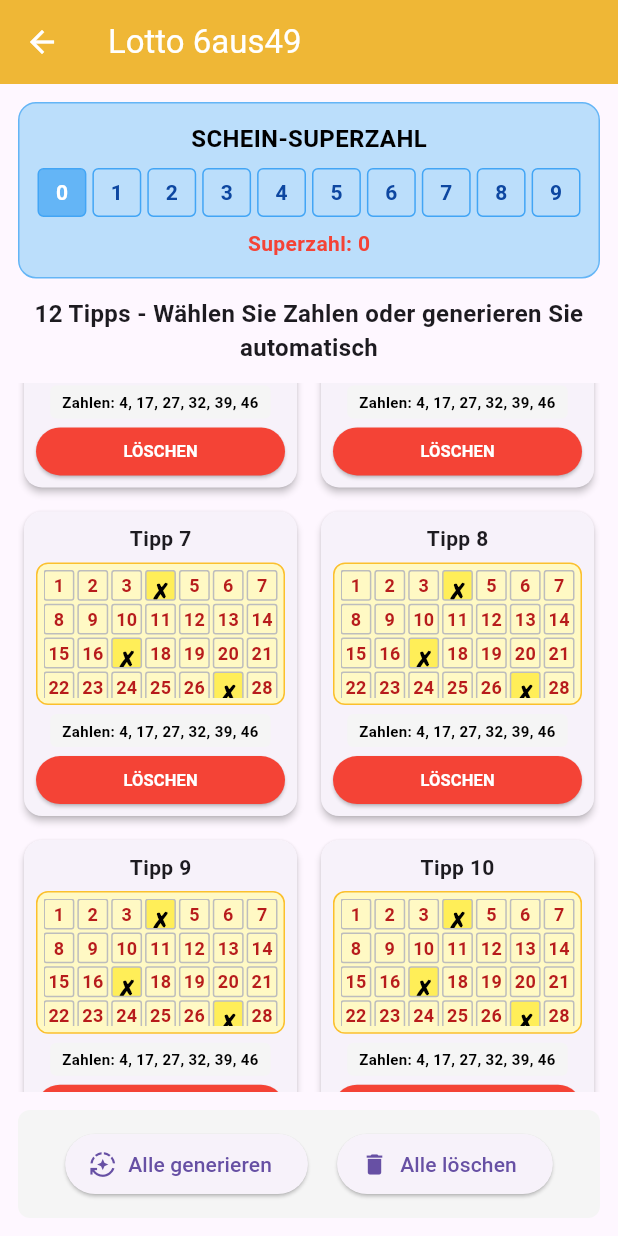
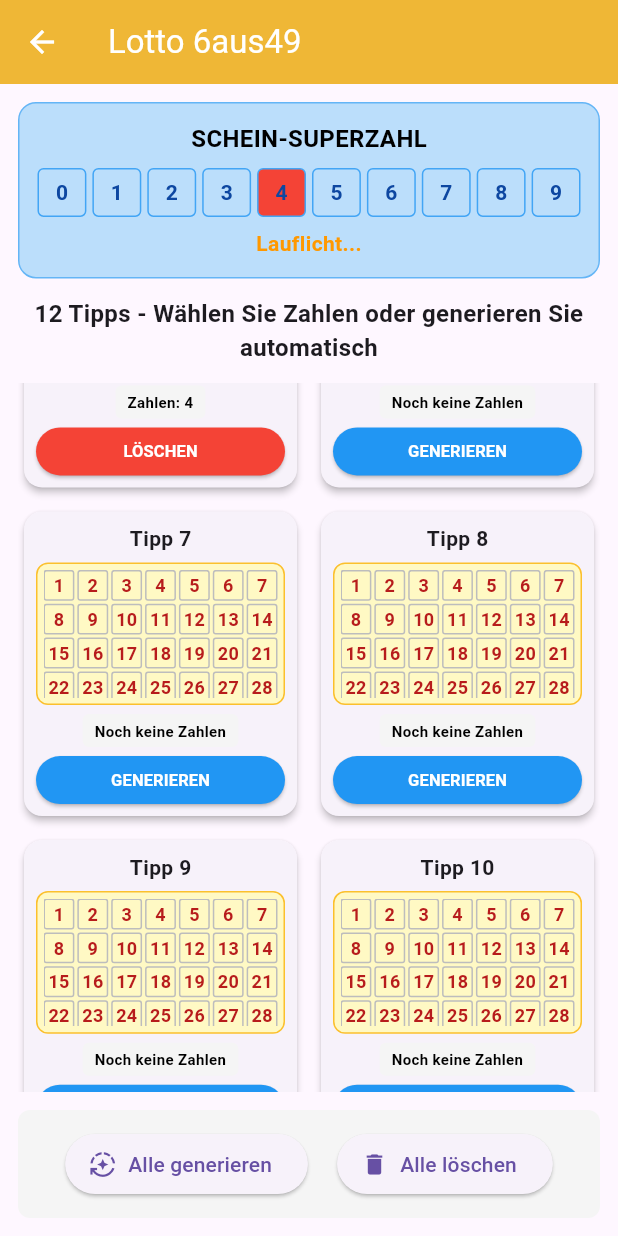
Before and after one commit to funatiker1968-hub/Lottogenerater, a Flutter app: the Lotto6aus49Screen screen opened directly, scrolled down 576 dp, after a tap on "GENERIEREN", after a tap on "Alle generieren", on a phone screen of 412 x 824 dp. Run offline on Flutter 3.47's test engine with Material 3 defaults, Android fonts, the light colour scheme and no system bars; our stand-ins replace shared_preferences; accounts and stored records are empty.

Commit message:
✅ Lotto 6aus49 Animationen komplett: Superzahl Lauflicht, sequenzielle Tipp-Generierung, Lauflicht-Effekt

```diff
--- a/lib/features/tipp/lotto_6aus49_screen.dart
+++ b/lib/features/tipp/lotto_6aus49_screen.dart
@@ -11,28 +11,32 @@ class _Lotto6aus49ScreenState extends State<Lotto6aus49Screen> with TickerProvid
   final List<List<bool>> _selectedNumbers = List.generate(12, (_) => List.filled(49, false));
   final List<List<int>> _generatedTips = List.generate(12, (_) => []);
   final List<bool> _tipGenerated = List.filled(12, false);
-  int _scheinSuperzahl = 0; // NUR EINE Superzahl pro SCHEIN
+  int _scheinSuperzahl = 0;
   bool _superzahlGenerated = false;
   late AnimationController _superzahlAnimationController;
-  late AnimationController _numbersAnimationController;
+  late List<AnimationController> _tipAnimationControllers;
 
   @override
   void initState() {
     super.initState();
     _superzahlAnimationController = AnimationController(
-      duration: const Duration(milliseconds: 2000),
+      duration: const Duration(milliseconds: 3000),
       vsync: this,
     );
-    _numbersAnimationController = AnimationController(
+    _tipAnimationControllers = List.generate(12, (index) =>
+      AnimationController(
         duration: const Duration(milliseconds: 4000),
         vsync: this,
+      )
     );
   }
 
   @override
   void dispose() {
     _superzahlAnimationController.dispose();
-    _numbersAnimationController.dispose();
+    for (final controller in _tipAnimationControllers) {
+      controller.dispose();
+    }
     super.dispose();
   }
 
@@ -42,11 +46,12 @@ class _Lotto6aus49ScreenState extends State<Lotto6aus49Screen> with TickerProvid
 
   void _generateSuperzahl() {
     if (!_superzahlGenerated) {
+      _scheinSuperzahl = DateTime.now().millisecond % 10;
+      _superzahlAnimationController.forward(from: 0.0).then((_) {
         setState(() {
-        _scheinSuperzahl = DateTime.now().millisecond % 10;
           _superzahlGenerated = true;
         });
-      _superzahlAnimationController.forward(from: 0.0);
+      });
     }
   }
 
@@ -66,8 +71,7 @@ class _Lotto6aus49ScreenState extends State<Lotto6aus49Screen> with TickerProvid
         _generateSuperzahl();
       }
 
-      // Generieren - nur fehlende Zahlen ergänzen
-      setState(() {
+      // Zahlen generieren
       final currentCount = _generatedTips[tipIndex].length;
       final numbersNeeded = 6 - currentCount;
 
@@ -83,23 +87,78 @@ class _Lotto6aus49ScreenState extends State<Lotto6aus49Screen> with TickerProvid
         }
         _generatedTips[tipIndex].sort();
       }
+
+      setState(() {
         _tipGenerated[tipIndex] = true;
       });
 
-      // Zahlen-Animation starten
-      _numbersAnimationController.forward(from: 0.0);
+      // Animation mit Verzögerung starten
+      await Future.delayed(Duration(milliseconds: tipIndex * 500));
+      _tipAnimationControllers[tipIndex].forward(from: 0.0);
     }
+  }
+
+  void _generateAllTips() async {
+    // Superzahl zuerst
+    if (!_superzahlGenerated) {
+      _generateSuperzahl();
+      await Future.delayed(const Duration(milliseconds: 3200));
+    }
+
+    // Dann alle Tipps nacheinander mit Verzögerung
+    for (int i = 0; i < 12; i++) {
+      if (!_tipGenerated[i]) {
+        // Zahlen generieren
+        final currentCount = _generatedTips[i].length;
+        final numbersNeeded = 6 - currentCount;
+
+        if (numbersNeeded > 0) {
+          final availableNumbers = List.generate(49, (index) => index + 1)
+            ..removeWhere((number) => _generatedTips[i].contains(number));
+          availableNumbers.shuffle();
+          final newNumbers = availableNumbers.take(numbersNeeded).toList()..sort();
+
+          for (final number in newNumbers) {
+            _selectedNumbers[i][number - 1] = true;
+            _generatedTips[i].add(number);
+          }
+          _generatedTips[i].sort();
+        }
+
+        setState(() {
+          _tipGenerated[i] = true;
+        });
+
+        // Animation mit Verzögerung starten
+        _tipAnimationControllers[i].forward(from: 0.0);
+        await Future.delayed(const Duration(milliseconds: 800));
+      }
+    }
+  }
+
+  void _clearAll() {
+    setState(() {
+      for (int i = 0; i < 12; i++) {
+        for (int j = 0; j < 49; j++) {
+          _selectedNumbers[i][j] = false;
+        }
+        _generatedTips[i].clear();
+        _tipGenerated[i] = false;
+        _tipAnimationControllers[i].reset();
+      }
+      _superzahlGenerated = false;
+      _scheinSuperzahl = 0;
+      _superzahlAnimationController.reset();
+    });
   }
 
   void _toggleNumber(int tipIndex, int number) {
     if (!_tipGenerated[tipIndex] || _selectedNumbers[tipIndex][number]) {
       setState(() {
         if (_selectedNumbers[tipIndex][number]) {
-          // Zahl abwählen
           _selectedNumbers[tipIndex][number] = false;
           _generatedTips[tipIndex].remove(number + 1);
         } else if (_canSelectNumber(tipIndex)) {
-          // Zahl auswählen (nur wenn < 6)
           _selectedNumbers[tipIndex][number] = true;
           _generatedTips[tipIndex].add(number + 1);
           _generatedTips[tipIndex].sort();
@@ -112,10 +171,14 @@ class _Lotto6aus49ScreenState extends State<Lotto6aus49Screen> with TickerProvid
     return AnimatedBuilder(
       animation: _superzahlAnimationController,
       builder: (context, child) {
+        final animationValue = _superzahlAnimationController.value;
+        final isAnimating = _superzahlAnimationController.isAnimating;
+        final currentNumber = (animationValue * 40 % 10).floor(); // 0-9
+
         return Container(
           padding: const EdgeInsets.all(12),
           decoration: BoxDecoration(
-            color: Colors.blue[100], // Hellblau
+            color: Colors.blue[100],
             borderRadius: BorderRadius.circular(12),
             border: Border.all(color: Colors.blue[300]!),
           ),
@@ -142,15 +205,13 @@ class _Lotto6aus49ScreenState extends State<Lotto6aus49Screen> with TickerProvid
                 ),
                 itemCount: 10,
                 itemBuilder: (context, index) {
-                  final isAnimating = _superzahlAnimationController.isAnimating;
-                  final isSelected = _superzahlGenerated && _scheinSuperzahl == index;
-                  final shouldHighlight = isAnimating &&
-                      (_superzahlAnimationController.value * 20).floor() % 10 == index;
+                  final isFinalNumber = _superzahlGenerated && _scheinSuperzahl == index;
+                  final isHighlighted = isAnimating && currentNumber == index;
 
                   return Container(
                     decoration: BoxDecoration(
-                      color: shouldHighlight ? Colors.red :
-                            isSelected ? Colors.blue[300] : Colors.blue[100],
+                      color: isFinalNumber ? Colors.blue[300] :
+                            isHighlighted ? Colors.red : Colors.blue[100],
                       border: Border.all(color: Colors.blue[400]!),
                       borderRadius: BorderRadius.circular(4),
                     ),
@@ -160,7 +221,7 @@ class _Lotto6aus49ScreenState extends State<Lotto6aus49Screen> with TickerProvid
                         style: TextStyle(
                           fontSize: 14,
                           fontWeight: FontWeight.bold,
-                          color: isSelected ? Colors.white : Colors.blue[900],
+                          color: isFinalNumber ? Colors.white : Colors.blue[900],
                         ),
                       ),
                     ),
@@ -169,11 +230,13 @@ class _Lotto6aus49ScreenState extends State<Lotto6aus49Screen> with TickerProvid
               ),
               const SizedBox(height: 8),
               Text(
-                _superzahlGenerated ? 'Superzahl: $_scheinSuperzahl' : 'Noch nicht generiert',
+                _superzahlGenerated ? 'Superzahl: $_scheinSuperzahl' :
+                isAnimating ? 'Lauflicht...' : 'Noch nicht generiert',
                 style: TextStyle(
                   fontSize: 14,
                   fontWeight: FontWeight.bold,
-                  color: _superzahlGenerated ? Colors.red : Colors.grey,
+                  color: _superzahlGenerated ? Colors.red :
+                        isAnimating ? Colors.orange : Colors.grey,
                 ),
               ),
             ],
@@ -185,14 +248,14 @@ class _Lotto6aus49ScreenState extends State<Lotto6aus49Screen> with TickerProvid
 
   Widget _buildNumberGrid(int tipIndex, BuildContext context) {
     return Container(
-      height: 200, // Feste Höhe für Scrollbarkeit
+      height: 200,
       padding: const EdgeInsets.all(4),
       decoration: BoxDecoration(
         color: Colors.yellow[100],
         borderRadius: BorderRadius.circular(8),
         border: Border.all(color: Colors.yellow[700]!),
       ),
-      child: SingleChildScrollView( // Scrollen für Zahlen 1-49
+      child: SingleChildScrollView(
         child: GridView.builder(
           shrinkWrap: true,
           physics: const NeverScrollableScrollPhysics(),
@@ -209,18 +272,23 @@ class _Lotto6aus49ScreenState extends State<Lotto6aus49Screen> with TickerProvid
             return GestureDetector(
               onTap: () => _toggleNumber(tipIndex, index),
               child: AnimatedBuilder(
-                animation: _numbersAnimationController,
+                animation: _tipAnimationControllers[tipIndex],
                 builder: (context, child) {
-                  final isAnimating = _numbersAnimationController.isAnimating;
+                  final animationValue = _tipAnimationControllers[tipIndex].value;
+                  final isAnimating = _tipAnimationControllers[tipIndex].isAnimating;
                   final shouldAnimate = isAnimating && _tipGenerated[tipIndex] &&
                       _generatedTips[tipIndex].contains(number);
-                  final animationValue = _numbersAnimationController.value;
+
+                  // Sequenzielle Animation: Jede Zahl erscheint nacheinander
+                  final numberIndex = _generatedTips[tipIndex].indexOf(number);
+                  final numberAnimation = numberIndex >= 0 ?
+                      (animationValue * 7).clamp(numberIndex * 0.8, (numberIndex + 1) * 0.8) : 0.0;
+                  final isNumberVisible = !isAnimating || numberAnimation > numberIndex;
 
                   return Container(
                     decoration: BoxDecoration(
-                      color: shouldAnimate && (animationValue * 10).floor() % 2 == 0
-                          ? Colors.yellow[400]
-                          : (isSelected ? Colors.yellow[300] : Colors.yellow[100]),
+                      color: shouldAnimate && !isNumberVisible ? Colors.yellow[400] :
+                            (isSelected ? Colors.yellow[300] : Colors.yellow[100]),
                       border: Border.all(color: Colors.grey.shade400),
                       borderRadius: BorderRadius.circular(2),
                     ),
@@ -238,8 +306,8 @@ class _Lotto6aus49ScreenState extends State<Lotto6aus49Screen> with TickerProvid
                             number.toString(),
                             style: TextStyle(
                               fontSize: 12,
-                              color: Colors.red[900],
                               fontWeight: FontWeight.bold,
+                              color: shouldAnimate && !isNumberVisible ? Colors.transparent : Colors.red[900],
                             ),
                           ),
                     ),
@@ -280,9 +348,16 @@ class _Lotto6aus49ScreenState extends State<Lotto6aus49Screen> with TickerProvid
                 color: Colors.grey[100],
                 borderRadius: BorderRadius.circular(4),
               ),
-              child: Text(
-                _generatedTips[tipIndex].isNotEmpty
-                  ? 'Zahlen: ${_generatedTips[tipIndex].join(', ')}'
+              child: AnimatedBuilder(
+                animation: _tipAnimationControllers[tipIndex],
+                builder: (context, child) {
+                  final animationValue = _tipAnimationControllers[tipIndex].value;
+                  final visibleCount = (_generatedTips[tipIndex].length * animationValue).ceil();
+                  final visibleNumbers = _generatedTips[tipIndex].take(visibleCount).toList();
+
+                  return Text(
+                    visibleNumbers.isNotEmpty
+                      ? 'Zahlen: ${visibleNumbers.join(', ')}'
                       : 'Noch keine Zahlen',
                     style: const TextStyle(
                       fontSize: 10,
@@ -291,6 +366,8 @@ class _Lotto6aus49ScreenState extends State<Lotto6aus49Screen> with TickerProvid
                     ),
                     textAlign: TextAlign.center,
                     maxLines: 2,
+                  );
+                },
               ),
             ),
             const SizedBox(height: 6),
@@ -334,7 +411,6 @@ class _Lotto6aus49ScreenState extends State<Lotto6aus49Screen> with TickerProvid
           padding: const EdgeInsets.all(12),
           child: Column(
             children: [
-              // Superzahl Bereich
               _buildSuperzahlGrid(),
               const SizedBox(height: 12),
 
@@ -348,7 +424,6 @@ class _Lotto6aus49ScreenState extends State<Lotto6aus49Screen> with TickerProvid
               ),
               const SizedBox(height: 12),
 
-              // Tipps Bereich mit Scrollen
               Expanded(
                 child: isPortrait
                   ? GridView.builder(
@@ -384,24 +459,12 @@ class _Lotto6aus49ScreenState extends State<Lotto6aus49Screen> with TickerProvid
                   mainAxisAlignment: MainAxisAlignment.spaceEvenly,
                   children: [
                     ElevatedButton.icon(
-                      onPressed: () {
-                        for (int i = 0; i < 12; i++) {
-                          if (!_tipGenerated[i]) {
-                            _generateTip(i);
-                          }
-                        }
-                      },
+                      onPressed: _generateAllTips,
                       icon: const Icon(Icons.auto_mode, size: 18),
                       label: const Text('Alle generieren'),
                     ),
                     ElevatedButton.icon(
-                      onPressed: () {
-                        for (int i = 0; i < 12; i++) {
-                          if (_tipGenerated[i]) {
-                            _generateTip(i);
-                          }
-                        }
-                      },
+                      onPressed: _clearAll,
                       icon: const Icon(Icons.delete, size: 18),
                       label: const Text('Alle löschen'),
                     ),
```
Lines whose indentation alone changed are shown as unchanged.
